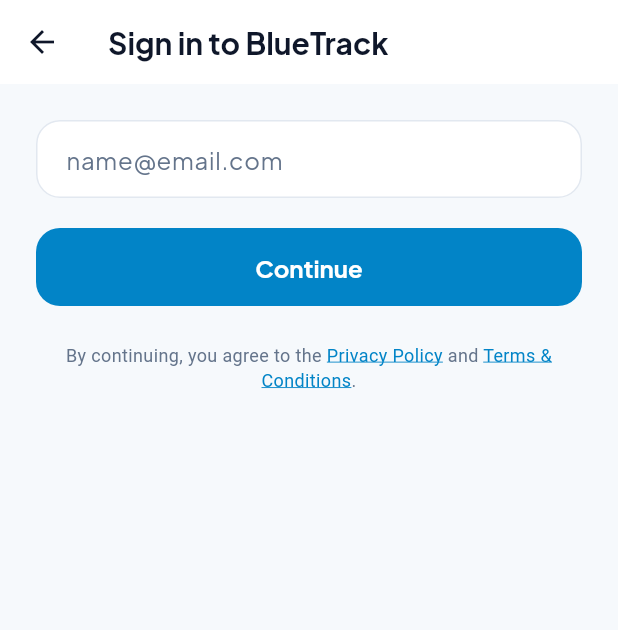
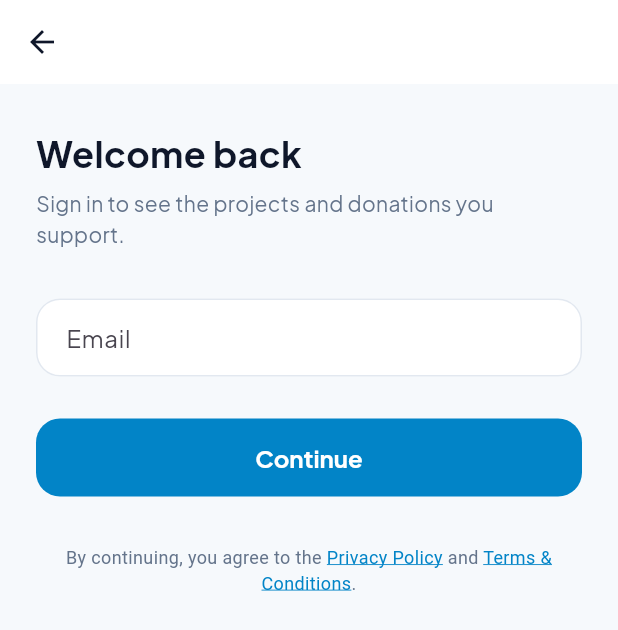
Before and after one commit to MANUSIAdosa/bluetrackproject, a Flutter app: the LoginPage screen opened by its route, on a phone screen of 412 x 824 dp. Shown: the top 630 px of the screen. Run offline on Flutter 3.47's test engine with Material 3 defaults, Android fonts, the phone set to English and light mode, and no system bars; our stand-ins replace flutter_secure_storage, go_router, hive_flutter, shared_preferences; accounts and stored records are empty.

Commit message:
P02: rapikan layout sign-in, form rata atas agar tidak tertutup keyboard
Alasan perubahan: field yang dipusatkan secara vertikal tertutup keyboard mobile. Posisi field turun dari 296 ke 199 dari atas layar.

- Hapus pemusatan vertikal beserta Expanded/ConstrainedBox yang hanya menstru thereof. Form rata atas dengan 32dp dari appbar.
- Jarak field ke tombol 20 menjadi 28, semua langkah memakai konstanta yang sama.
- Catatan hukum pindah dari dasar layar ke 32dp di bawah tombol: cukup dekat untuk dibaca sebagai bagian form, tidak terlalu jauh ke bawah.
- Tiap langkah punya heading 24/w700 plus subjudul lewat widget _StepHeading, dipakai bersama email, telepon, dan OTP.
- Field punya labelText, bukan hanya placeholder yang hilang saat diisi.
- Judul appbar 'Masuk ke BlueTrack' dihapus supaya tidak dobel dengan heading.
- 'Kirim ulang kode' dari Center jadi rata kiri; error OTP diseragamkan ke 13px/w600.
- Kotak +62 memakai AppDimens.cardRadius dan AppDimens.surface, bukan literal.
- Test: posisi field, jarak field-ke-tombol, heading per langkah, label bertahan, dan kecocokan field serta tombol pada viewport 390x333 yang mensimulasikan keyboard terbuka.

```diff
--- a/lib/core/localization/app_localizations.dart
+++ b/lib/core/localization/app_localizations.dart
@@ -91,9 +91,18 @@
       'onboarding.minOne': 'Pilih minimal satu',
 
       // --- Auth (P02) ---
-      'auth.title': 'Masuk ke BlueTrack',
+      // The title lives in the body heading, not the app bar, so there is one
+      // clear anchor per step instead of two competing ones.
+      'auth.email.title': 'Selamat datang kembali',
+      'auth.email.subtitle':
+          'Masuk untuk melihat proyek dan donasi yang Anda dukung.',
+      'auth.email.label': 'Email',
       'auth.email.hint': 'nama@email.com',
       'auth.email.invalid': 'Format email tidak valid',
+      'auth.phone.title': 'Nomor telepon Anda',
+      'auth.phone.subtitle':
+          'Kami akan mengirim kode verifikasi ke nomor ini.',
+      'auth.phone.label': 'Nomor telepon',
       'auth.phone.hint': '8123456789',
       'auth.phone.invalid': 'Nomor telepon tidak valid',
       'auth.sendCode': 'Kirim Kode',
@@ -326,9 +335,18 @@
       'onboarding.minOne': 'Pick at least one',
 
       // --- Auth (P02) ---
-      'auth.title': 'Sign in to BlueTrack',
+      // The title lives in the body heading, not the app bar, so there is one
+      // clear anchor per step instead of two competing ones.
+      'auth.email.title': 'Welcome back',
+      'auth.email.subtitle':
+          'Sign in to see the projects and donations you support.',
+      'auth.email.label': 'Email',
       'auth.email.hint': 'name@email.com',
       'auth.email.invalid': 'Invalid email format',
+      'auth.phone.title': 'Your phone number',
+      'auth.phone.subtitle':
+          "We'll send a verification code to this number.",
+      'auth.phone.label': 'Phone number',
       'auth.phone.hint': '8123456789',
       'auth.phone.invalid': 'Invalid phone number',
       'auth.sendCode': 'Send Code',
--- a/lib/features/auth/presentation/login_page.dart
+++ b/lib/features/auth/presentation/login_page.dart
@@ -10,6 +10,24 @@
 import '../../../core/state/app_state.dart';
 import '../../../core/theme/app_colors.dart';
 import '../../../shared/widgets/primary_button.dart';
+
+/// Wider side margins than the app's 16dp base: this page has a single narrow
+/// column, so extra breathing room at the edges keeps the form from filling
+/// the width on a large phone.
+const double _sidePadding = 24;
+
+/// Clearance under the app bar, so the heading does not crowd it.
+const double _topPadding = 32;
+
+const double _bottomPadding = 24;
+
+/// Gap between a field and its button. Wider than the usual 20 so the form
+/// does not read as one solid block.
+const double _fieldToButtonGap = 28;
+
+/// Distance from the button down to the legal notice — near enough to belong
+/// to the form, far enough not to look glued to the button.
+const double _noticeGap = 32;
 
 /// P02 — Login and account verification.
 ///
@@ -195,17 +213,27 @@
           icon: const Icon(Icons.arrow_back),
           onPressed: _goBack,
         ),
-        title: Text(context.tr('auth.title')),
       ),
       body: SafeArea(
         child: SingleChildScrollView(
-          padding: const EdgeInsets.all(24),
+          padding: const EdgeInsets.only(
+            left: _sidePadding,
+            right: _sidePadding,
+            top: _topPadding,
+            bottom: _bottomPadding,
+          ),
           child: Column(
             crossAxisAlignment: CrossAxisAlignment.start,
             children: [
+              // Top-aligned on purpose. A vertically centred field is what the
+              // mobile keyboard covers once it opens, so the form stays in the
+              // upper part of the screen and the page scrolls only when the
+              // form genuinely outgrows the viewport.
               if (_step == 0) _buildEmailStep(),
               if (_step == 1) _buildPhoneStep(),
               if (_step == 2) _buildOtpStep(),
+              const SizedBox(height: _noticeGap),
+              const _LegalNotice(),
             ],
           ),
         ),
@@ -217,25 +245,29 @@
     return Column(
       crossAxisAlignment: CrossAxisAlignment.start,
       children: [
+        _StepHeading(
+          title: context.tr('auth.email.title'),
+          subtitle: context.tr('auth.email.subtitle'),
+        ),
+        const SizedBox(height: 32),
         TextField(
           controller: _emailController,
           keyboardType: TextInputType.emailAddress,
           autofillHints: const [AutofillHints.email],
           decoration: InputDecoration(
+            labelText: context.tr('auth.email.label'),
             hintText: context.tr('auth.email.hint'),
             errorText: _errorKey == null ? null : context.tr(_errorKey!),
           ),
           onSubmitted: (_) => _submitEmail(),
         ),
-        const SizedBox(height: 20),
+        const SizedBox(height: _fieldToButtonGap),
         PrimaryButton(
           label: context.tr('common.continue'),
           loading: _loading,
           onPressed: _submitEmail,
           color: AppColors.ocean,
         ),
-        const SizedBox(height: 24),
-        const _LegalNotice(),
       ],
     );
   }
@@ -244,13 +276,21 @@
     return Column(
       crossAxisAlignment: CrossAxisAlignment.start,
       children: [
+        _StepHeading(
+          title: context.tr('auth.phone.title'),
+          subtitle: context.tr('auth.phone.subtitle'),
+        ),
+        const SizedBox(height: 32),
         Row(
           children: [
             Container(
-              padding: const EdgeInsets.symmetric(horizontal: 14, vertical: 14),
+              padding: const EdgeInsets.symmetric(
+                horizontal: AppDimens.padding,
+                vertical: 14,
+              ),
               decoration: BoxDecoration(
-                color: Colors.white,
-                borderRadius: BorderRadius.circular(16),
+                color: AppColors.surface,
+                borderRadius: BorderRadius.circular(AppDimens.cardRadius),
                 border: Border.all(color: AppColors.border),
               ),
               child: const Text(
@@ -265,6 +305,7 @@
                 keyboardType: TextInputType.phone,
                 inputFormatters: [FilteringTextInputFormatter.digitsOnly],
                 decoration: InputDecoration(
+                  labelText: context.tr('auth.phone.label'),
                   hintText: context.tr('auth.phone.hint'),
                   errorText: _errorKey == null ? null : context.tr(_errorKey!),
                 ),
@@ -273,15 +314,13 @@
             ),
           ],
         ),
-        const SizedBox(height: 20),
+        const SizedBox(height: _fieldToButtonGap),
         PrimaryButton(
           label: context.tr('auth.sendCode'),
           loading: _loading,
           onPressed: _sendCode,
           color: AppColors.ocean,
         ),
-        const SizedBox(height: 24),
-        const _LegalNotice(),
       ],
     );
   }
@@ -290,19 +329,11 @@
     return Column(
       crossAxisAlignment: CrossAxisAlignment.start,
       children: [
-        Text(
-          context.tr('auth.otp.title'),
-          style: const TextStyle(fontSize: 18, fontWeight: FontWeight.w700),
+        _StepHeading(
+          title: context.tr('auth.otp.title'),
+          subtitle: context.tr('auth.otp.subtitle', {'phone': _fullPhone}),
         ),
-        const SizedBox(height: 4),
-        Text(
-          context.tr('auth.otp.subtitle', {'phone': _fullPhone}),
-          style: const TextStyle(
-            fontSize: 14,
-            color: AppColors.textSecondary,
-          ),
-        ),
-        const SizedBox(height: 24),
+        const SizedBox(height: 32),
         Row(
           mainAxisAlignment: MainAxisAlignment.spaceBetween,
           children: [
@@ -340,6 +371,7 @@
           Text(
             context.tr(_errorKey!),
             style: const TextStyle(
+              fontSize: 13,
               color: AppColors.danger,
               fontWeight: FontWeight.w600,
             ),
@@ -355,21 +387,27 @@
             ),
           ],
         ],
-        const SizedBox(height: 24),
+        const SizedBox(height: _fieldToButtonGap),
         PrimaryButton(
           label: context.tr('auth.verify'),
           loading: _loading,
           onPressed: (_otpCode.length == 6 && !_otpLocked) ? _verify : null,
           color: AppColors.ocean,
         ),
-        const SizedBox(height: 12),
-        Center(
-          child: _resendSeconds > 0
-              ? Text(
-                  context.tr('auth.otp.resendIn', {'s': '$_resendSeconds'}),
-                  style: const TextStyle(color: AppColors.textSecondary),
-                )
-              : TextButton(
+        const SizedBox(height: 8),
+        // Left-aligned like the rest of the column; centred here read as a
+        // separate block floating under the button.
+        _resendSeconds > 0
+            ? Text(
+                context.tr('auth.otp.resendIn', {'s': '$_resendSeconds'}),
+                style: const TextStyle(
+                  fontSize: 13,
+                  color: AppColors.textSecondary,
+                ),
+              )
+            : Align(
+                alignment: Alignment.centerLeft,
+                child: TextButton(
                   onPressed: () {
                     if (_otpLocked) {
                       setState(() {
@@ -381,9 +419,44 @@
                   },
                   child: Text(context.tr('auth.otp.resend')),
                 ),
+              ),
+      ],
+    );
+  }
+}
+
+/// Title and supporting line shared by all three steps.
+///
+/// Gives every step the same anchor, so moving through the flow swaps the
+/// words rather than swapping between a titled block and a bare field.
+class _StepHeading extends StatelessWidget {
+  const _StepHeading({required this.title, required this.subtitle});
+
+  final String title;
+  final String subtitle;
+
+  @override
+  Widget build(BuildContext context) {
+    return Column(
+      crossAxisAlignment: CrossAxisAlignment.start,
+      children: [
+        Text(
+          title,
+          style: const TextStyle(
+            fontSize: 24,
+            fontWeight: FontWeight.w700,
+            height: 1.2,
+          ),
         ),
-        const SizedBox(height: 24),
-        const _LegalNotice(),
+        const SizedBox(height: 8),
+        Text(
+          subtitle,
+          style: const TextStyle(
+            fontSize: 14,
+            height: 1.5,
+            color: AppColors.textSecondary,
+          ),
+        ),
       ],
     );
   }
```
Also changed, not shown: 1 other file.
